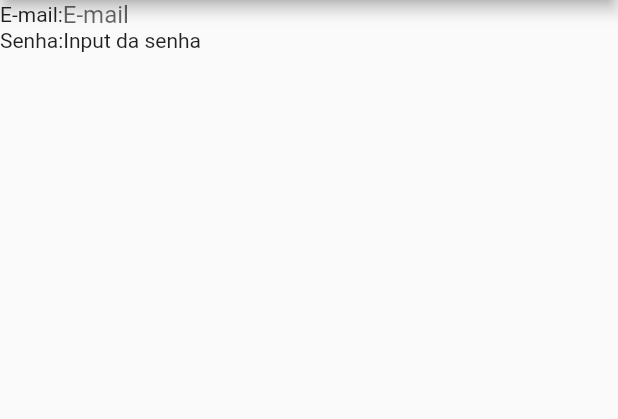
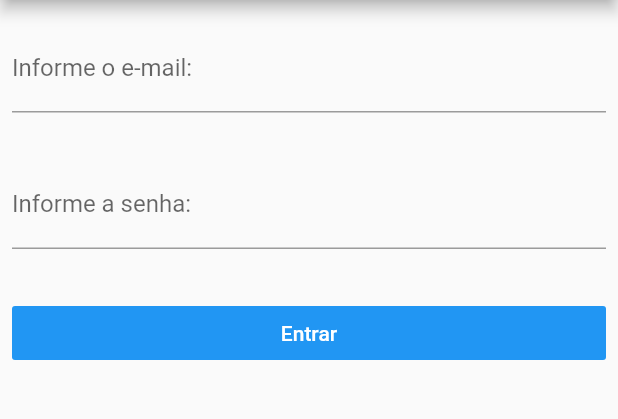
Before and after one commit to uedsonreis/social_network_flutter, a Flutter app: the screen it shows after launch, on a phone screen of 412 x 824 dp, the part 84-503 px from its top. Run offline on Flutter 3.47's test engine with Material 2 defaults, Android fonts, the phone set to English and light mode, and no system bars.

Commit message:
Login Form

```diff
--- a/lib/pages/public/login.dart
+++ b/lib/pages/public/login.dart
@@ -1,7 +1,7 @@
-import 'dart:html';
-import 'dart:ui';
+import 'dart:convert';
 
 import 'package:flutter/material.dart';
+import 'package:http/http.dart' as http;
 
 class LoginPage extends StatefulWidget {
   const LoginPage({Key? key}) : super(key: key);
@@ -13,9 +13,25 @@ class LoginPage extends StatefulWidget {
 }
 
 class _LoginPageState extends State<LoginPage> {
-
   String _email = '';
   String _password = '';
+
+  Future<void> login() async {
+    final response = await http.post(
+      Uri.parse('https://social-network-for-class.herokuapp.com/auth/login'),
+      headers: <String, String>{
+        'Content-Type': 'application/json; charset=UTF-8',
+      },
+      body:
+          jsonEncode(<String, String>{'email': _email, 'password': _password}),
+    );
+
+    if (response.statusCode == 200) {
+      print(response.body);
+    } else {
+      print("E-mail ou senha inválido!");
+    }
+  }
 
   @override
   Widget build(BuildContext context) {
@@ -24,44 +40,64 @@ class _LoginPageState extends State<LoginPage> {
       appBar: AppBar(
         title: Text(widget.title),
       ),
-      body: _buildPanel(),
+      body: _buildForm(),
     );
   }
 
-  Widget _buildPanel() {
-    return Center(
-      child: _buildView()
-    );
-  }
-
-  Widget _buildView() {
-
-    return ListView(
-      children: [
-        Row(
-          children: [
-            const Text('E-mail:'),
-            Flexible(
-              child: TextField(
-                controller: TextEditingController(),
+  Widget _buildForm() {
+    return Column(
+      crossAxisAlignment: CrossAxisAlignment.start,
+      children: <Widget>[
+        Padding(
+          padding: const EdgeInsets.symmetric(horizontal: 8, vertical: 16),
+          child: TextFormField(
             onChanged: (text) {
               setState(() {
                 _email = text;
               });
             },
-                decoration: const InputDecoration.collapsed(hintText: 'E-mail'),
+            decoration: const InputDecoration(
+              border: UnderlineInputBorder(),
+              labelText: 'Informe o e-mail:',
             ),
-            )
+          ),
+        ),
+        Padding(
+          padding: const EdgeInsets.symmetric(horizontal: 8, vertical: 16),
+          child: TextFormField(
+            obscureText: true,
+            autocorrect: false,
+            enableSuggestions: false,
+            onChanged: (text) {
+              setState(() {
+                _password = text;
+              });
+            },
+            decoration: const InputDecoration(
+              border: UnderlineInputBorder(),
+              labelText: 'Informe a senha:',
+            ),
+          ),
+        ),
+        Padding(
+            padding: const EdgeInsets.symmetric(horizontal: 8, vertical: 16),
+            child: SizedBox(
+              width: double.infinity,
+              child: TextButton(
+                  style: TextButton.styleFrom(
+                    primary: Colors.white,
+                    backgroundColor: Colors.blue,
+                    padding: const EdgeInsets.symmetric(horizontal: 16.0),
+                    shape: const RoundedRectangleBorder(
+                      borderRadius: BorderRadius.all(Radius.circular(2.0)),
+                    ),
+                  ),
+                  onPressed: () {
+                    login();
+                  },
+                  child: const Text('Entrar')),
+            )),
       ],
-        ),
-        Row(
-          children: [
-            Column(children: const [Text('Senha:')]),
-            Column(children: const [Text('Input da senha')])
-          ],
-        ),
-      ]
     );
   }
-
 }
--- a/pubspec.yaml
+++ b/pubspec.yaml
@@ -30,6 +30,7 @@ dependencies:
   flutter:
     sdk: flutter
 
+  http: ^0.13.4
 
   # The following adds the Cupertino Icons font to your application.
   # Use with the CupertinoIcons class for iOS style icons.
```
Also changed, not shown: pubspec.lock, 1 other file. Lines whose indentation alone changed are shown as unchanged.
